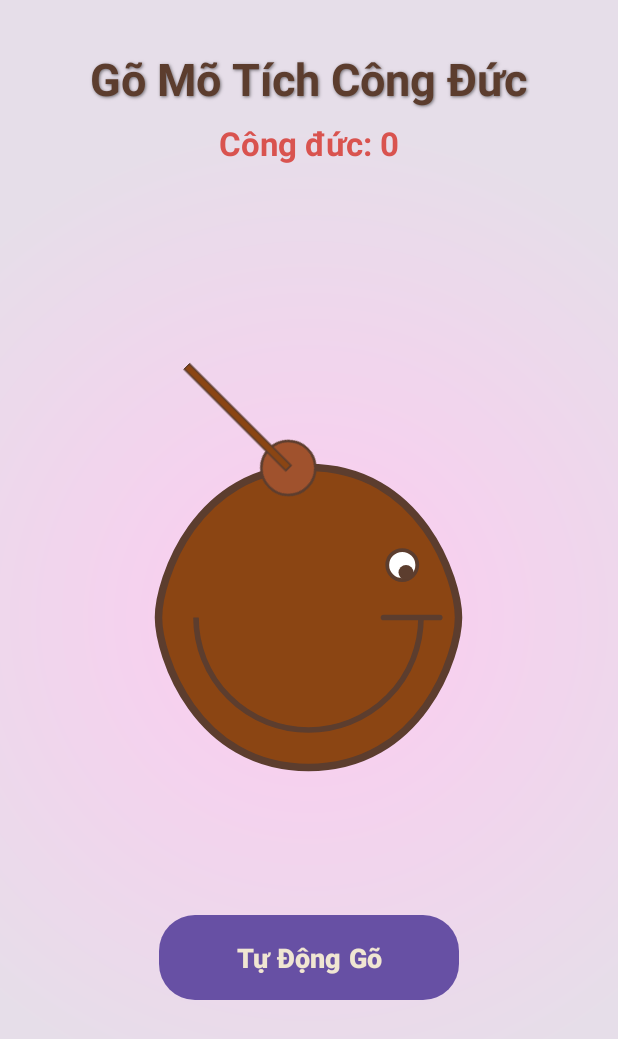
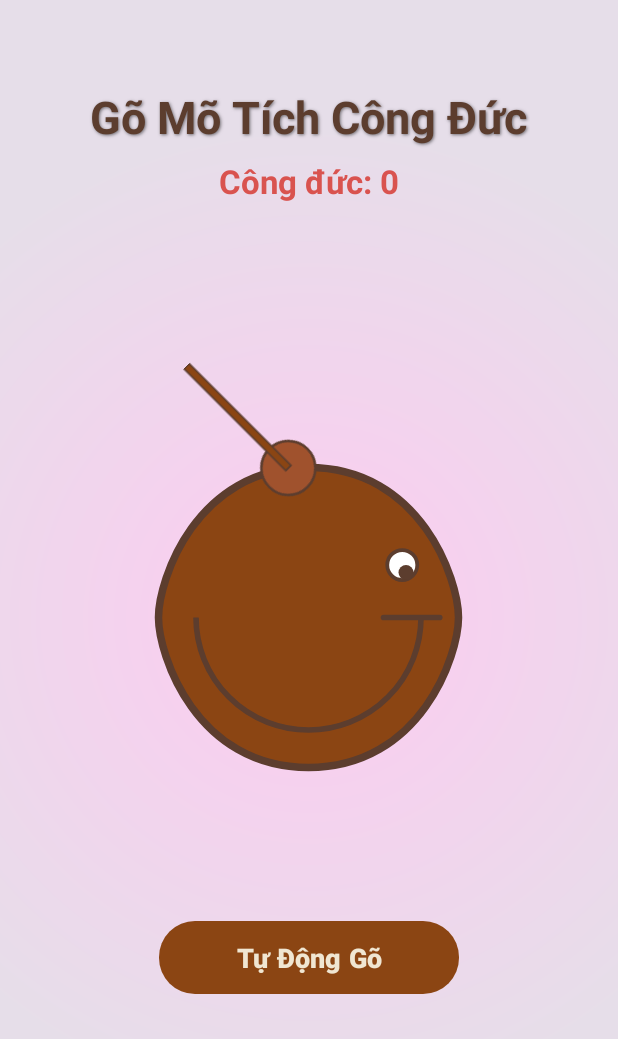
Before and after one commit to hoaphamduc/widget-farm-cong-duc, an Android app: the screen it shows after launch (MainActivity), on a phone screen of 412 x 824 dp. Shown: the top 1039 px of the screen. Run offline under Robolectric (Android 15) with nearby library versions, the phone set to English and light mode, and no system bars.

Commit message:
fix giao diện main

```diff
--- /dev/null
+++ b/app/src/main/res/color/button_tint_selector.xml
@@ -0,0 +1,7 @@
+<?xml version="1.0" encoding="utf-8"?>
+<selector xmlns:android="http://schemas.android.com/apk/res/android">
+    <!-- Màu khi nút được nhấn -->
+    <item android:state_pressed="true" android:color="#5c3d2e" />
+    <!-- Màu mặc định (trạng thái bình thường) -->
+    <item android:color="#8B4513" />
+</selector>
--- a/app/src/main/res/layout/activity_main.xml
+++ b/app/src/main/res/layout/activity_main.xml
@@ -5,6 +5,7 @@
     android:layout_height="match_parent"
     android:clipChildren="false"
     tools:context=".MainActivity"
+    android:paddingTop="25dp"
     android:background="@drawable/background_gradient"> <!-- THAY ĐỔI: Sử dụng background gradient -->
 
     <TextView
@@ -20,7 +21,7 @@
         android:shadowColor="#80000000"
         android:shadowDx="1"
         android:shadowDy="1"
-        android:shadowRadius="2"/> <!-- THAY ĐỔI: Thêm font và bóng mờ -->
+        android:shadowRadius="2"/>
 
     <TextView
         android:id="@+id/tv_merit_counter"
@@ -64,15 +65,13 @@
 
     </RelativeLayout>
 
-    <!-- THAY ĐỔI: Áp dụng style mới cho Button -->
-    <Button
+    <com.google.android.material.button.MaterialButton
         android:id="@+id/btn_auto_knock"
         android:layout_width="200dp"
         android:layout_height="wrap_content"
         android:layout_below="@id/fish_container"
         android:layout_centerHorizontal="true"
         android:layout_marginTop="48dp"
-        android:background="@drawable/button_selector"
         android:paddingTop="12dp"
         android:paddingBottom="12dp"
         android:text="Tự Động Gõ"
@@ -80,6 +79,9 @@
         android:textColor="#f0e6d2"
         android:textSize="18sp"
         android:textStyle="bold"
-        android:elevation="4dp"/>
+        android:elevation="4dp"
+        app:cornerRadius="24dp"
+        app:backgroundTint="@color/button_tint_selector"
+        xmlns:app="http://schemas.android.com/apk/res-auto"/>
 
 </RelativeLayout>
```
